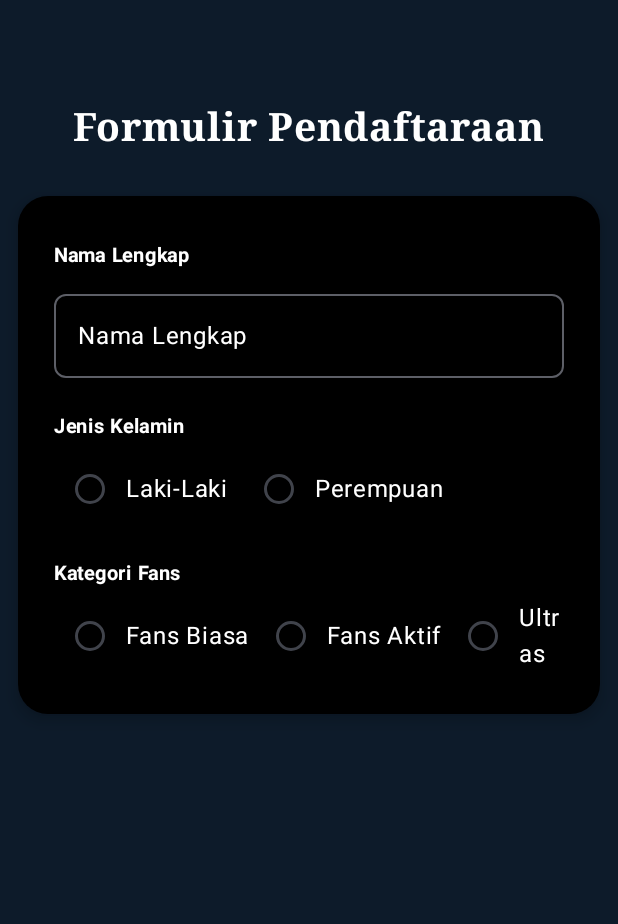
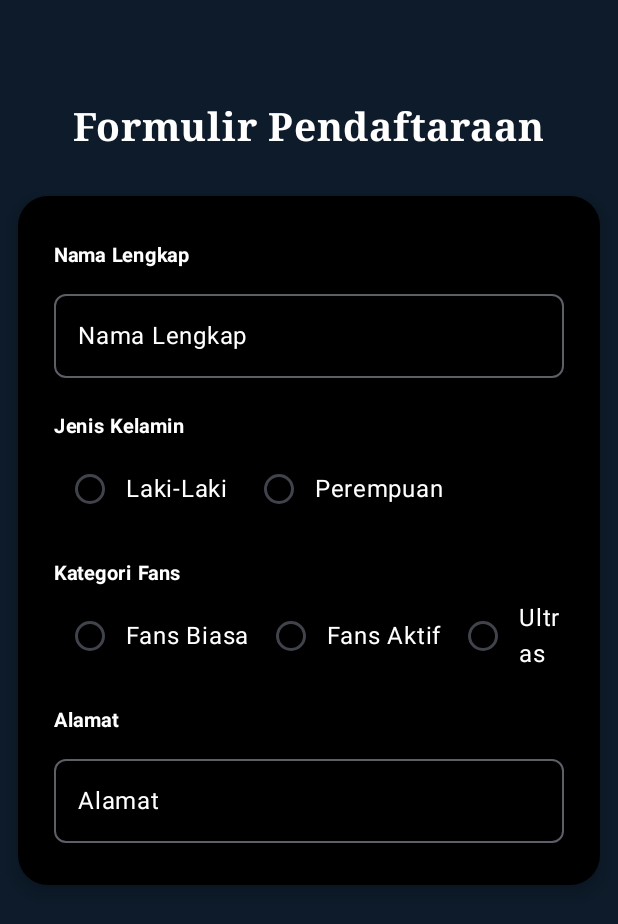
Before and after one commit to hikmatyar22/QuestNavigasiTugas_193, an Android app built with Jetpack Compose: the composable FormInput shown on its own in the app's theme, on a phone screen of 412 x 824 dp. Shown: the top 924 px of the screen. Run offline under Robolectric (Android 15) with nearby library versions, the phone set to English and light mode, and no system bars.

Commit message:
Membuat isian keempat di card dengan text alamat dan isian outlinedtextfield untuk inputan alamat

```diff
--- a/app/src/main/java/com/example/tugasquestnavigasi/view/InputData.kt
+++ b/app/src/main/java/com/example/tugasquestnavigasi/view/InputData.kt
@@ -159,6 +159,23 @@ fun FormInput(
                         }
                     }
 
+                    Spacer(modifier = Modifier.height(10.dp))
+                    Text(
+                        text = stringResource(id = R.string.alamat),
+                        fontSize = 13.sp,
+                        fontWeight = FontWeight.Bold,
+                        color = Color.White
+                    )
+                    OutlinedTextField(
+                        value = textAlamat,
+                        onValueChange = { textAlamat = it },
+                        singleLine = true,
+                        modifier = Modifier.fillMaxWidth(),
+                        shape = MaterialTheme.shapes.small,
+                        textStyle = TextStyle(color = Color.White),
+                        label = { Text("Alamat", color = Color.White) }
+                    )
+
                 }
             }
         }
```
